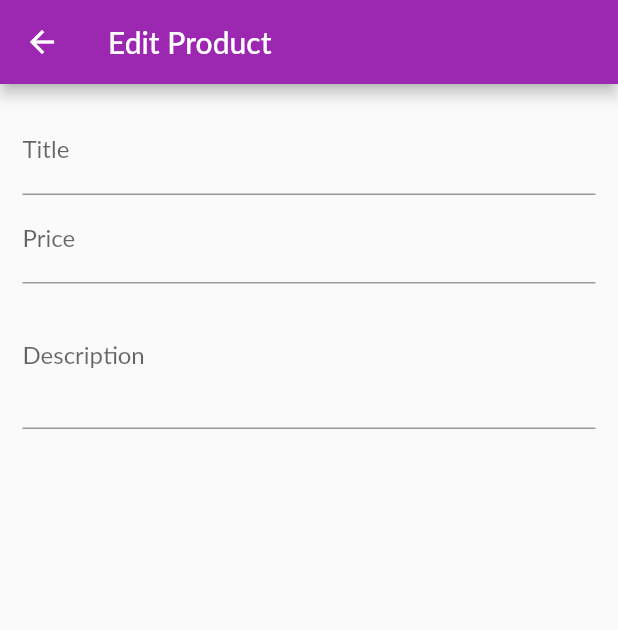
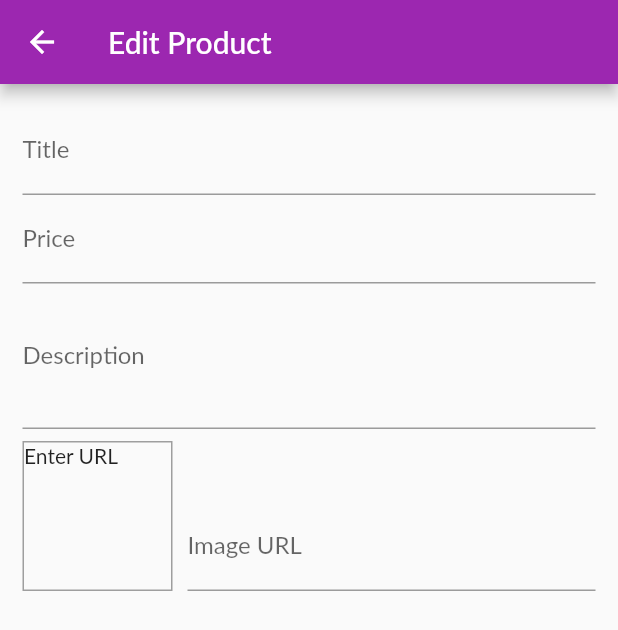
Before and after one commit to kilikafinal/shop_app, a Flutter app: the EditProductScreen screen opened by its route, on a phone screen of 412 x 824 dp. Shown: the top 630 px of the screen. Run offline on Flutter 3.47's test engine with Material 2 defaults, Android fonts, the phone set to English and light mode, and no system bars; network calls fail; Roboto replaces fonts that are missing (Lato).

Commit message:
Added image input row

```diff
--- a/lib/screens/edit_product_screen.dart
+++ b/lib/screens/edit_product_screen.dart
@@ -10,13 +10,31 @@ class EditProductScreen extends StatefulWidget {
 class _EditProductScreenState extends State<EditProductScreen> {
   final _priceFocusNode = FocusNode();
   final _descriptionFocusNode = FocusNode();
+  final _imageUrlController = TextEditingController();
+  final _imageUrlFocusNode = FocusNode();
 
 
   @override
+  void initState() {
+_imageUrlFocusNode.addListener(_updateImageUrl);
+  }
+
+  @override
   void dispose() {
+    _imageUrlFocusNode.removeListener(_updateImageUrl);
     _priceFocusNode.dispose();
     _descriptionFocusNode.dispose();
+    _imageUrlController.dispose();
+    _imageUrlFocusNode.dispose();
     super.dispose();
+  }
+
+  void _updateImageUrl(){
+    if( !_imageUrlFocusNode.hasFocus){
+      setState(() {
+
+      });
+    }
   }
 
   @override
@@ -53,6 +71,30 @@ super.dispose();
                   keyboardType: TextInputType.multiline,
                   focusNode: _descriptionFocusNode,
                 ),
+                Row(
+                  crossAxisAlignment: CrossAxisAlignment.end,
+                  children: <Widget>[
+                    Container(
+                      width: 100,
+                      height: 100,
+                      margin: EdgeInsets.only(top: 8, right: 10),
+                      decoration: BoxDecoration(
+                          border: Border.all(width: 1, color: Colors.grey)),
+                      child: _imageUrlController.text.isEmpty
+                          ? Text("Enter URL")
+                          : Image.network(_imageUrlController.text, fit: BoxFit.cover,),
+                    ),
+                    Expanded(
+                      child: TextFormField(
+                        decoration: InputDecoration(labelText: "Image URL"),
+                        keyboardType: TextInputType.url,
+                        textInputAction: TextInputAction.done,
+                        controller: _imageUrlController,
+                        focusNode: _imageUrlFocusNode,
+                      ),
+                    )
+                  ],
+                )
               ],
             ),
           ),
```
Lines whose indentation alone changed are shown as unchanged.
